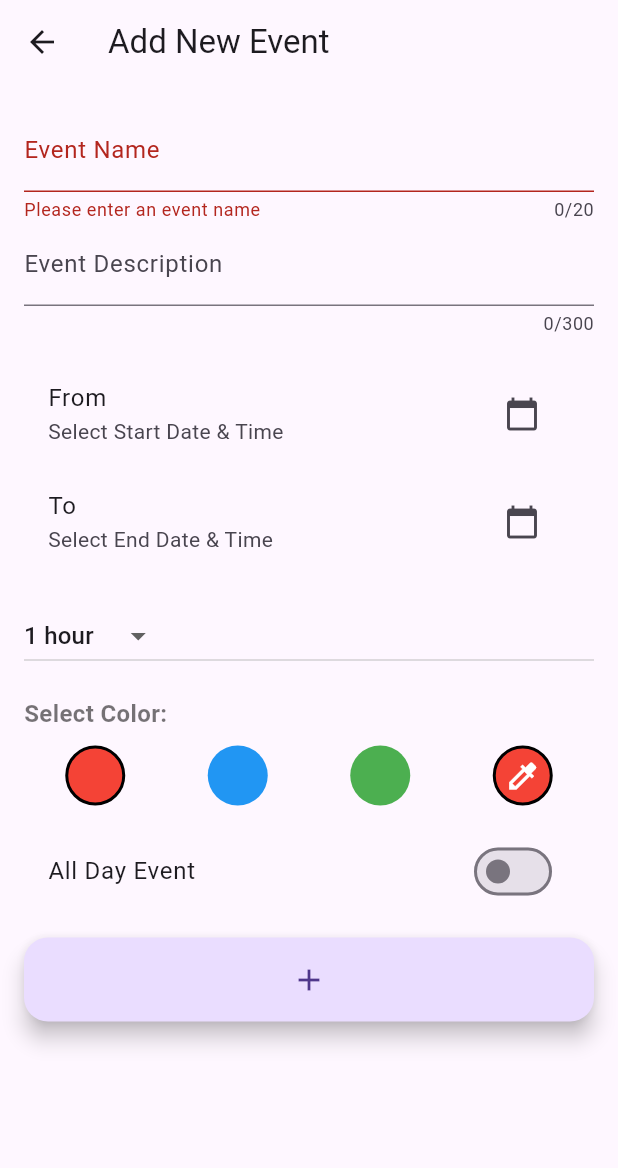
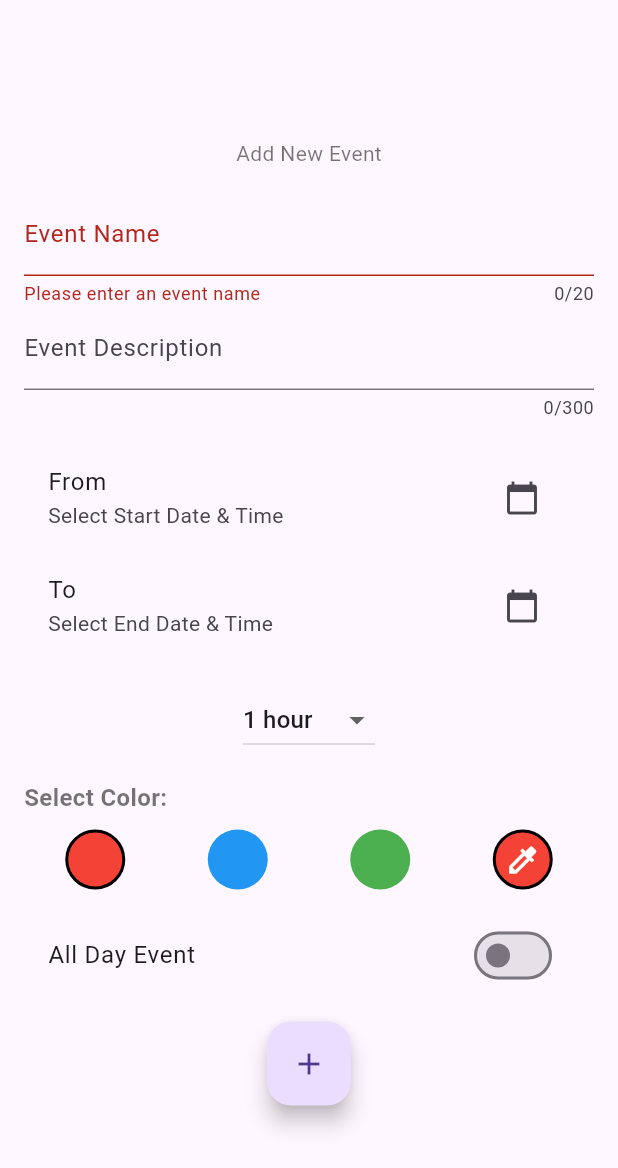
Before and after one commit to MichaelXerxes/dissertation_project_app, a Flutter app: the AddNewEventScreen screen opened by its route, after a tap on the "add" icon, on a phone screen of 412 x 824 dp. Shown: the top 1168 px of the screen. Run offline on Flutter 3.47's test engine with Material 3 defaults, Android fonts, the phone set to English and light mode, and no system bars; our stand-ins replace bloc, connectivity_plus, equatable, flutter_bloc, flutter_colorpicker, flutter_local_notifications and 6 more; accounts and stored records are empty.

Commit message:
sorting files

```diff
--- a/lib/core/main_utils/app_routes/app_routes.dart
+++ b/lib/core/main_utils/app_routes/app_routes.dart
@@ -7,10 +7,10 @@
 import 'package:flutter/material.dart';
 import 'package:dissertation_project_app/home_page.dart';
 
-
 class AppRoutes {
   static const String homePage = '/home_page';
-  static const String toDoPage = '/services/to_do_list/presentation/screens/to_do_page';
+  static const String toDoPage =
+      '/services/to_do_list/presentation/screens/to_do_page';
   static const String addItemPage =
       '/services/to_do_list/presentation/screens/add_item_page';
   static const String weatherPage = '/weather_app/weather_page';
@@ -28,9 +28,11 @@
     homePage: (context) => const HomePage(title: "Home Page"),
     toDoPage: (context) => const ToDoPage(),
     addItemPage: (context) => AddItemPage(),
-    loadAppDataScreen: (context) =>const LoadAppDataScreen(),
+    loadAppDataScreen: (context) => const LoadAppDataScreen(),
     testScreen: (context) => RotatingCirclesScreen(),
-    workManagerScreen:(context) =>const WorkManagerScreen(),
-    addNewEventScreen:(context) =>const AddNewEventScreen()
+    workManagerScreen: (context) => const WorkManagerScreen(),
+    addNewEventScreen: (context) => const AddNewEventScreen(
+          isLastDateVisible: true,
+        )
   };
 }
--- a/lib/feature/services/work_manager/presentation/screens/add_new_event_screen.dart
+++ b/lib/feature/services/work_manager/presentation/screens/add_new_event_screen.dart
@@ -1,5 +1,7 @@
 import 'package:dissertation_project_app/core/tools/constants.dart';
 import 'package:dissertation_project_app/feature/services/work_manager/bloc/work_manager_bloc.dart';
+import 'package:dissertation_project_app/feature/services/work_manager/presentation/widgets/add_new_event_for_bottom_sheet.dart';
+import 'package:dissertation_project_app/feature/services/work_manager/presentation/widgets/add_new_event_for_scafold.dart';
 import 'package:dissertation_project_app/feature/services/work_manager/presentation/widgets/color_selector.dart';
 import 'package:dissertation_project_app/feature/services/work_manager/presentation/widgets/custom_dropdown_hours.dart';
 import 'package:flutter/material.dart';
@@ -7,7 +9,14 @@
 import 'package:syncfusion_flutter_calendar/calendar.dart';
 
 class AddNewEventScreen extends StatefulWidget {
-  const AddNewEventScreen({super.key});
+  final DateTime? selectedDatetime;
+  final bool isLastDateVisible;
+
+  const AddNewEventScreen({
+    super.key,
+    this.selectedDatetime,
+    required this.isLastDateVisible,
+  });
 
   @override
   _AddNewEventScreenState createState() => _AddNewEventScreenState();
@@ -24,18 +33,21 @@
   bool _isAllDay = false;
   Color _selectedColor = Colors.red;
   int _eventDurationPerDay = 1;
-  bool _isLastDateVisible = true;
 
   @override
   void didChangeDependencies() {
     super.didChangeDependencies();
-    final arguments = ModalRoute.of(context)?.settings.arguments as Map?;
-    if (arguments != null && arguments['selectedDate'] != null) {
-      DateTime selectedDate = arguments['selectedDate'];
-
-      _isLastDateVisible = arguments['isLastDateVisible'];
-      _fromSelectedDate = selectedDate;
-      _fromSelectedTime = TimeOfDay.fromDateTime(selectedDate);
+    // final arguments = ModalRoute.of(context)?.settings.arguments as Map?;
+    // if (arguments != null && arguments['selectedDate'] != null) {
+    //   DateTime selectedDate = arguments['selectedDate'];
+    //
+    //   _isLastDateVisible = arguments['isLastDateVisible'];
+    //   _fromSelectedDate = selectedDate;
+    //   _fromSelectedTime = TimeOfDay.fromDateTime(selectedDate);
+    // }
+    if (widget.selectedDatetime != null) {
+      _fromSelectedDate = widget.selectedDatetime;
+      _fromSelectedTime = TimeOfDay.fromDateTime(widget.selectedDatetime!);
     }
   }
 
@@ -152,104 +164,60 @@
 
   @override
   Widget build(BuildContext context) {
-    return Scaffold(
-      appBar: AppBar(
-        title: const Text('Add New Event'),
-      ),
-      body: SingleChildScrollView(
-        reverse: true,
-        child: Padding(
-          padding: const EdgeInsets.all(16.0),
-          child: Form(
-            key: _formKey,
-            child: ListView(
-              shrinkWrap: true, // Add this line
-              physics: const NeverScrollableScrollPhysics(),
-              children: <Widget>[
-                TextFormField(
-                  controller: _controllerName,
-                  decoration: const InputDecoration(
-                    labelText: 'Event Name',
-                  ),
-                  validator: (value) {
-                    if (value == null || value.isEmpty) {
-                      return 'Please enter an event name';
-                    }
-                    return null;
-                  },
-                  maxLength: Constants.MAX_LENGHT_TEXT_TITLE,
-                ),
-                TextFormField(
-                  controller: _controllerDescription,
-                  decoration: const InputDecoration(
-                    labelText: 'Event Description',
-                  ),
-                  maxLength: Constants.MAX_LENGHT_TEXT_CONTENT,
-                  maxLines: null,
-                ),
-                const SizedBox(height: 16),
-                if (_isLastDateVisible) ...[
-                  ListTile(
-                    title: const Text('From'),
-                    subtitle: Text(_fromSelectedDate != null &&
-                            _fromSelectedTime != null
-                        ? '${_fromSelectedDate!.toLocal().toString().split(' ')[0]} ${_fromSelectedTime!.format(context)}'
-                        : 'Select Start Date & Time'),
-                    trailing: IconButton(
-                      icon: const Icon(Icons.calendar_today),
-                      onPressed: () => _selectFromDateTime(context),
-                    ),
-                  ),
-                  ListTile(
-                    title: const Text('To'),
-                    subtitle: Text(_toSelectedDate != null &&
-                            _toSelectedTime != null
-                        ? '${_toSelectedDate!.toLocal().toString().split(' ')[0]} ${_toSelectedTime!.format(context)}'
-                        : 'Select End Date & Time'),
-                    trailing: IconButton(
-                      icon: const Icon(Icons.calendar_today),
-                      onPressed: () => _selectToDateTime(context),
-                    ),
-                  ),
-                ] else ...[
-                  Text(_fromSelectedDate != null && _fromSelectedTime != null
-                      ? '${_fromSelectedDate!.toLocal().toString().split(' ')[0]} ${_fromSelectedTime!.format(context)}'
-                      : 'Select Start Date & Time'),
-                ],
-                const SizedBox(height: 16),
-                CustomDropDownHours(
-                  value: _eventDurationPerDay,
-                  selectedHours: (selectedHours) {
+    return widget.isLastDateVisible == true
+        ? AddNewEventForScafold(
+            isLastDateVisible: widget.isLastDateVisible,
+            formKey: _formKey,
+            selectedColor: _selectedColor,
+            controllerName: _controllerName,
+            controllerDescription: _controllerDescription,
+            onColorSelected: _onColorSelected,
+            isAllDay: _isAllDay,
+            addMeeting: _addMeeting,
+            fromSelectedDate: _fromSelectedDate,
+            fromSelectedTime: _fromSelectedTime,
+            toSelectedDate: _toSelectedDate,
+            toSelectedTime: _toSelectedTime,
+            selectFromDateTime: () => _selectFromDateTime(context),
+            selectToDateTime: () => _selectToDateTime(context),
+            eventDurationPerDay: _eventDurationPerDay,
+            onEventDurationPerDay: (selectedHours) {
               setState(() {
                 _eventDurationPerDay = selectedHours;
               });
             },
-                ),
-                const SizedBox(height: 16),
-                ColorSelector(
-                  initialColor: _selectedColor,
-                  onColorSelected: _onColorSelected,
-                ),
-                const SizedBox(height: 16),
-                SwitchListTile(
-                  title: const Text('All Day Event'),
-                  value: _isAllDay,
-                  onChanged: (bool value) {
+            onAllDay: (bool value) {
               setState(() {
                 _isAllDay = value;
               });
             },
-                ),
-                const SizedBox(height: 16),
-                FloatingActionButton(
-                  onPressed: _addMeeting,
-                  child: const Icon(Icons.add),
-                ),
-              ],
-            ),
-          ),
-        ),
-      ),
+          )
+        : AddNewEventForBottomSheet(
+            isLastDateVisible: widget.isLastDateVisible,
+            formKey: _formKey,
+            selectedColor: _selectedColor,
+            controllerName: _controllerName,
+            controllerDescription: _controllerDescription,
+            onColorSelected: _onColorSelected,
+            isAllDay: _isAllDay,
+            addMeeting: _addMeeting,
+            fromSelectedDate: _fromSelectedDate,
+            fromSelectedTime: _fromSelectedTime,
+            toSelectedDate: _toSelectedDate,
+            toSelectedTime: _toSelectedTime,
+            selectFromDateTime: () => _selectFromDateTime(context),
+            selectToDateTime: () => _selectToDateTime(context),
+            eventDurationPerDay: _eventDurationPerDay,
+            onEventDurationPerDay: (selectedHours) {
+              setState(() {
+                _eventDurationPerDay = selectedHours;
+              });
+            },
+            onAllDay: (bool value) {
+              setState(() {
+                _isAllDay = value;
+              });
+            },
           );
   }
 }
--- /dev/null
+++ b/lib/feature/services/work_manager/presentation/widgets/add_new_event_for_scafold.dart
@@ -0,0 +1,145 @@
+import 'package:dissertation_project_app/core/tools/constants.dart';
+import 'package:dissertation_project_app/feature/services/work_manager/presentation/widgets/color_selector.dart';
+import 'package:dissertation_project_app/feature/services/work_manager/presentation/widgets/custom_dropdown_hours.dart';
+import 'package:flutter/material.dart';
+
+class AddNewEventForScafold extends StatelessWidget {
+  final bool isLastDateVisible;
+  final GlobalKey<FormState> formKey;
+  TextEditingController? controllerName;
+  TextEditingController? controllerDescription;
+  DateTime? fromSelectedDate;
+  DateTime? toSelectedDate;
+  TimeOfDay? fromSelectedTime;
+  TimeOfDay? toSelectedTime;
+  Future<void> Function()? selectFromDateTime;
+  Future<void> Function()? selectToDateTime;
+  final Function(Color color) onColorSelected;
+  final Color selectedColor;
+  bool isAllDay;
+  Function() addMeeting;
+  int eventDurationPerDay;
+  Function(int index) onEventDurationPerDay;
+  Function(bool isAllDay) onAllDay;
+
+  AddNewEventForScafold({
+    super.key,
+    required this.isLastDateVisible,
+    required this.formKey,
+    this.controllerName,
+    this.controllerDescription,
+    this.fromSelectedDate,
+    this.fromSelectedTime,
+    this.toSelectedDate,
+    this.toSelectedTime,
+    this.selectFromDateTime,
+    this.selectToDateTime,
+    required this.selectedColor,
+    required this.onColorSelected,
+    required this.isAllDay,
+    required this.addMeeting,
+    required this.eventDurationPerDay,
+    required this.onEventDurationPerDay,
+    required this.onAllDay,
+  });
+
+  @override
+  Widget build(BuildContext context) {
+    return Scaffold(
+      body: SingleChildScrollView(
+        reverse: true,
+        child: Padding(
+          padding: const EdgeInsets.all(16.0),
+          child: Form(
+            key: formKey,
+            child: Column(
+              // shrinkWrap: true,
+              // physics: const NeverScrollableScrollPhysics(),
+              children: <Widget>[
+                if (isLastDateVisible == true) ...[
+                  const SizedBox(height: 76),
+                ] else ...[
+                  const SizedBox(height: 16),
+                ],
+                Text('Add New Event'),
+                const SizedBox(height: 16),
+                TextFormField(
+                  controller: controllerName,
+                  decoration: const InputDecoration(
+                    labelText: 'Event Name',
+                  ),
+                  validator: (value) {
+                    if (value == null || value.isEmpty) {
+                      return 'Please enter an event name';
+                    }
+                    return null;
+                  },
+                  maxLength: Constants.MAX_LENGHT_TEXT_TITLE,
+                ),
+                TextFormField(
+                  controller: controllerDescription,
+                  decoration: const InputDecoration(
+                    labelText: 'Event Description',
+                  ),
+                  maxLength: Constants.MAX_LENGHT_TEXT_CONTENT,
+                  maxLines: null,
+                ),
+                const SizedBox(height: 16),
+                if (isLastDateVisible) ...[
+                  ListTile(
+                    title: const Text('From'),
+                    subtitle: Text(fromSelectedDate != null &&
+                            fromSelectedTime != null
+                        ? '${fromSelectedDate!.toLocal().toString().split(' ')[0]} ${fromSelectedTime!.format(context)}'
+                        : 'Select Start Date & Time'),
+                    trailing: IconButton(
+                      icon: const Icon(Icons.calendar_today),
+                      onPressed: selectFromDateTime,
+                    ),
+                  ),
+                  ListTile(
+                    title: const Text('To'),
+                    subtitle: Text(toSelectedDate != null &&
+                            toSelectedTime != null
+                        ? '${toSelectedDate!.toLocal().toString().split(' ')[0]} ${toSelectedTime!.format(context)}'
+                        : 'Select End Date & Time'),
+                    trailing: IconButton(
+                      icon: const Icon(Icons.calendar_today),
+                      onPressed: selectToDateTime,
+                    ),
+                  ),
+                ] else ...[
+                  Text(fromSelectedDate != null &&
+                          fromSelectedTime != null
+                      ? '${fromSelectedDate!.toLocal().toString().split(' ')[0]} ${fromSelectedTime!.format(context)}'
+                      : 'Select Start Date & Time'),
+                ],
+                const SizedBox(height: 16),
+                CustomDropDownHours(
+                  value: eventDurationPerDay,
+                  selectedHours:onEventDurationPerDay,
+                ),
+                const SizedBox(height: 16),
+                ColorSelector(
+                  initialColor: selectedColor,
+                  onColorSelected: onColorSelected,
+                ),
+                const SizedBox(height: 16),
+                SwitchListTile(
+                  title: const Text('All Day Event'),
+                  value: isAllDay,
+                  onChanged: onAllDay,
+                ),
+                const SizedBox(height: 16),
+                FloatingActionButton(
+                  onPressed: addMeeting,
+                  child: const Icon(Icons.add),
+                ),
+              ],
+            ),
+          ),
+        ),
+      ),
+    );
+  }
+}
```
Also changed, not shown: lib/feature/services/work_manager/presentation/screens/work_manager_screen.dart (+51 -10 lines), lib/feature/services/work_manager/presentation/widgets/add_new_event_for_bottom_sheet.dart (added, +150 -0 lines), pubspec.yaml (+11 -0 lines), pubspec.lock, 6 other files. Lines whose indentation alone changed are shown as unchanged.
